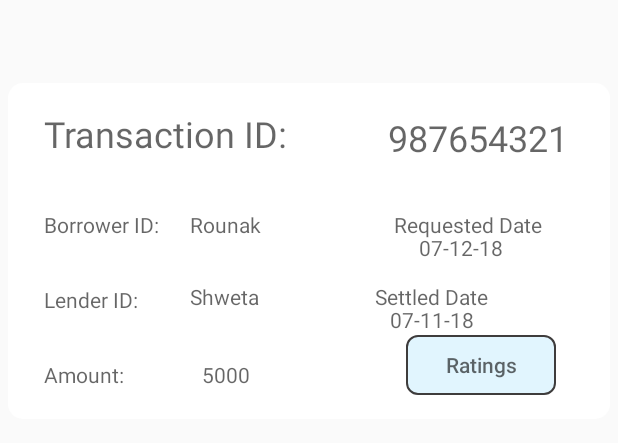
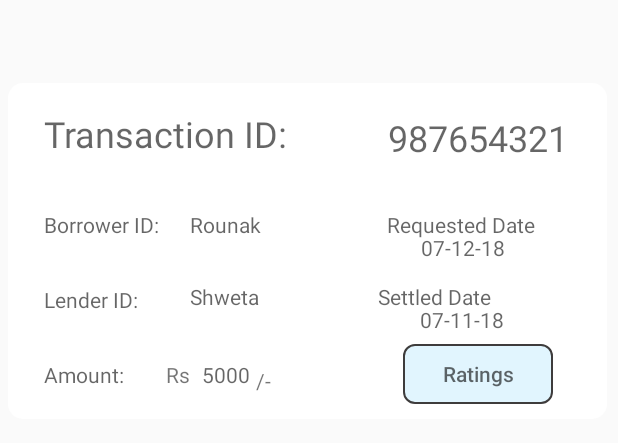
Before and after one commit to shweta0310/Unknown_Borrower, an Android app: the layout transaction_cards.xml on its own in the app's theme, with its tools: preview values and no code run, on a phone screen of 412 x 824 dp. Shown: the top 443 px of the screen. Run offline under Robolectric (Android 15) with nearby library versions, the phone set to English and light mode, and no system bars; network calls fail.

Commit message:
transaction and ratings

```diff
--- a/app/src/main/res/layout/transaction_cards.xml
+++ b/app/src/main/res/layout/transaction_cards.xml
@@ -7,9 +7,7 @@
     android:orientation="vertical"
     android:layout_marginTop="50dp">
 
-    <android.support.v7.widget.CardView xmlns:android="http://schemas.android.com/apk/res/android"
-        xmlns:app="http://schemas.android.com/apk/res-auto"
-        xmlns:tools="http://schemas.android.com/tools"
+    <android.support.v7.widget.CardView
         android:id="@+id/cardView"
         android:layout_width="match_parent"
         android:layout_height="wrap_content"
@@ -101,25 +99,24 @@
                 android:id="@+id/requestdate"
                 android:layout_width="116dp"
                 android:layout_height="34dp"
-                android:layout_marginStart="10dp"
+                android:layout_marginStart="12dp"
                 android:layout_marginEnd="25dp"
                 android:hint="@string/request_date"
                 app:layout_constraintBaseline_toBaselineOf="@+id/textView5"
                 app:layout_constraintEnd_toEndOf="parent"
-                app:layout_constraintHorizontal_bias="0.981"
-                app:layout_constraintStart_toStartOf="@+id/textView5" />
+                app:layout_constraintStart_toEndOf="@+id/textView5" />
 
             <TextView
                 android:id="@+id/textView7"
                 android:layout_width="116dp"
                 android:layout_height="40dp"
-                android:layout_marginStart="25dp"
+                android:layout_marginStart="12dp"
                 android:layout_marginTop="20dp"
-                android:layout_marginEnd="10dp"
+                android:layout_marginEnd="8dp"
                 android:hint="@string/Date"
                 app:layout_constraintEnd_toEndOf="parent"
                 app:layout_constraintHorizontal_bias="0.99"
-                app:layout_constraintStart_toStartOf="@+id/textView5"
+                app:layout_constraintStart_toEndOf="@+id/textView5"
                 app:layout_constraintTop_toBottomOf="@+id/textView2" />
 
             <TextView
@@ -148,24 +145,23 @@
                 android:id="@+id/settle_date"
                 android:layout_width="127dp"
                 android:layout_height="37dp"
-                android:layout_marginStart="10dp"
+                android:layout_marginStart="12dp"
                 android:layout_marginEnd="25dp"
                 android:hint="@string/setlle_date"
                 app:layout_constraintBaseline_toBaselineOf="@+id/textView9"
                 app:layout_constraintEnd_toEndOf="parent"
-                app:layout_constraintHorizontal_bias="0.0"
                 app:layout_constraintStart_toEndOf="@+id/textView9" />
 
             <TextView
                 android:id="@+id/textView11"
                 android:layout_width="116dp"
                 android:layout_height="36dp"
-                android:layout_marginStart="20dp"
+                android:layout_marginStart="12dp"
                 android:layout_marginTop="8dp"
-                android:layout_marginEnd="45dp"
+                android:layout_marginEnd="8dp"
                 android:hint="@string/Datel"
                 app:layout_constraintEnd_toEndOf="parent"
-                app:layout_constraintHorizontal_bias="0.0"
+                app:layout_constraintHorizontal_bias="0.98"
                 app:layout_constraintStart_toEndOf="@+id/textView9"
                 app:layout_constraintTop_toBottomOf="@+id/textView7" />
 
@@ -182,8 +178,8 @@
 
             <TextView
                 android:id="@+id/textView13"
-                android:layout_width="82dp"
-                android:layout_height="37dp"
+                android:layout_width="wrap_content"
+                android:layout_height="wrap_content"
                 android:layout_marginStart="24dp"
                 android:layout_marginLeft="24dp"
                 android:hint="@string/Cost"
@@ -194,10 +190,10 @@
                 android:id="@+id/button"
                 android:layout_width="100dp"
                 android:layout_height="40dp"
-                android:layout_marginTop="40dp"
+                android:layout_marginTop="50dp"
                 android:layout_marginEnd="36dp"
                 android:layout_marginRight="36dp"
-                android:layout_marginBottom="16dp"
+                android:layout_marginBottom="10dp"
 
                 app:layout_constraintBottom_toBottomOf="parent"
                 app:layout_constraintCircleRadius="10dp"
@@ -206,6 +202,38 @@
                 app:layout_constraintVertical_bias="1.0"
                 android:background="@drawable/my_button"
                 android:hint="@string/ratingbutton" />
+
+            <TextView
+                android:id="@+id/textView6"
+                android:layout_width="wrap_content"
+                android:layout_height="wrap_content"
+                android:layout_marginStart="8dp"
+                android:layout_marginTop="8dp"
+                android:layout_marginEnd="8dp"
+                android:layout_marginBottom="12dp"
+                android:text="Rs"
+                app:layout_constraintBottom_toBottomOf="parent"
+                app:layout_constraintEnd_toStartOf="@+id/textView13"
+                app:layout_constraintHorizontal_bias="1.0"
+                app:layout_constraintStart_toStartOf="parent"
+                app:layout_constraintTop_toTopOf="parent"
+                app:layout_constraintVertical_bias="0.957" />
+
+            <TextView
+                android:id="@+id/textView10"
+                android:layout_width="wrap_content"
+                android:layout_height="wrap_content"
+                android:layout_marginStart="4dp"
+                android:layout_marginTop="10dp"
+                android:layout_marginEnd="8dp"
+                android:layout_marginBottom="8dp"
+                android:text="/-"
+                app:layout_constraintBottom_toBottomOf="parent"
+                app:layout_constraintEnd_toEndOf="parent"
+                app:layout_constraintHorizontal_bias="0.0"
+                app:layout_constraintStart_toEndOf="@+id/textView13"
+                app:layout_constraintTop_toTopOf="parent"
+                app:layout_constraintVertical_bias="0.957" />
             <!--android:background="@drawable/my_border"-->
             <!--<Button-->
             <!--android:id="@+id/button"-->
```
Also changed, not shown: app/src/main/java/com/example/niwedita/myfirstapp/ratings.java (+24 -1 lines), app/src/main/res/layout/activity_ratings.xml (+19 -3 lines).
